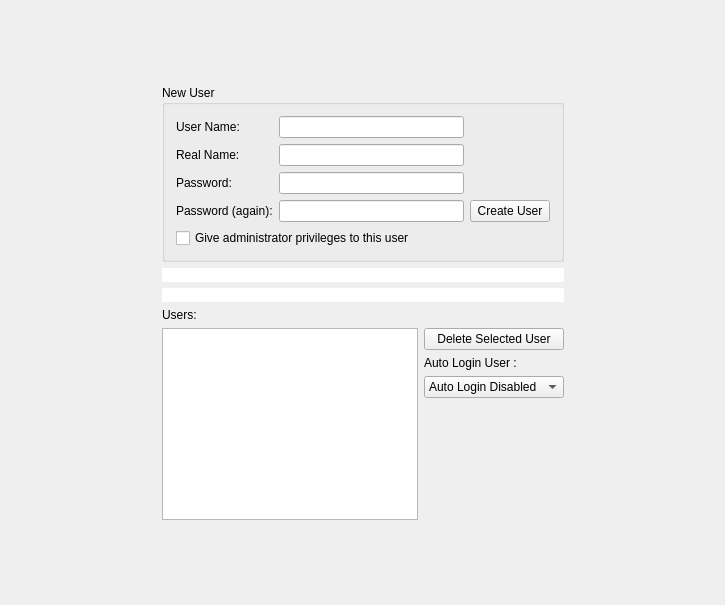
First picture: the form in yali4/gui/Ui/setupuserswidget.ui, repository dadas45li/yali, before the edit.
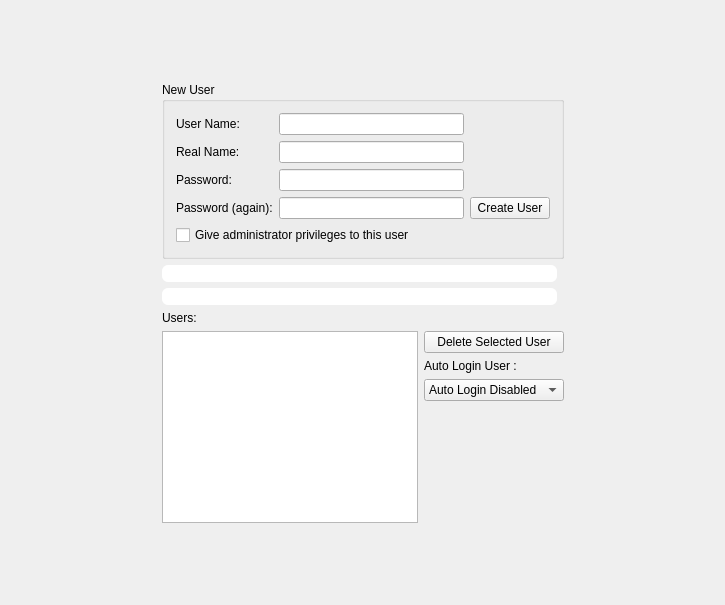
Second picture: the form after the edit. Icons and pictures are not drawn.

The edit to the form file:
```diff
--- a/yali4/gui/Ui/setupuserswidget.ui
+++ b/yali4/gui/Ui/setupuserswidget.ui
@@ -171,9 +171,14 @@
     </spacer>
    </item>
    <item row="2" column="1" >
+    <layout class="QGridLayout" >
+     <property name="horizontalSpacing" >
+      <number>0</number>
+     </property>
+     <item row="0" column="0" >
     <widget class="QLabel" name="pass_error" >
      <property name="styleSheet" >
-      <string>border-radius:8px;background-color:white;</string>
+        <string>border-radius:6px;background-color:white;</string>
      </property>
      <property name="text" >
       <string/>
@@ -189,10 +194,29 @@
      </property>
     </widget>
    </item>
-   <item row="3" column="1" >
+     <item rowspan="2" row="0" column="1" >
+      <widget class="QLabel" name="label" >
+       <property name="sizePolicy" >
+        <sizepolicy vsizetype="Fixed" hsizetype="Fixed" >
+         <horstretch>0</horstretch>
+         <verstretch>0</verstretch>
+        </sizepolicy>
+       </property>
+       <property name="minimumSize" >
+        <size>
+         <width>0</width>
+         <height>40</height>
+        </size>
+       </property>
+       <property name="text" >
+        <string/>
+       </property>
+      </widget>
+     </item>
+     <item row="1" column="0" >
     <widget class="QLabel" name="caps_error" >
      <property name="styleSheet" >
-      <string>border-radius:8px;background-color:white;</string>
+        <string>border-radius:6px;background-color:white;</string>
      </property>
      <property name="text" >
       <string/>
@@ -208,7 +232,9 @@
      </property>
     </widget>
    </item>
-   <item row="4" column="1" >
+    </layout>
+   </item>
+   <item row="3" column="1" >
     <widget class="QLabel" name="textLabel2" >
      <property name="text" >
       <string>Users:</string>
@@ -218,7 +244,7 @@
      </property>
     </widget>
    </item>
-   <item row="5" column="0" >
+   <item row="4" column="0" >
     <spacer>
      <property name="orientation" >
       <enum>Qt::Horizontal</enum>
@@ -234,7 +260,7 @@
      </property>
     </spacer>
    </item>
-   <item row="5" column="1" >
+   <item row="4" column="1" >
     <layout class="QGridLayout" >
      <item row="1" column="1" >
       <spacer>
@@ -287,7 +313,7 @@
      </item>
     </layout>
    </item>
-   <item row="5" column="2" >
+   <item row="4" column="2" >
     <spacer>
      <property name="orientation" >
       <enum>Qt::Horizontal</enum>
@@ -303,7 +329,7 @@
      </property>
     </spacer>
    </item>
-   <item row="6" column="1" >
+   <item row="5" column="1" >
     <spacer>
      <property name="orientation" >
       <enum>Qt::Vertical</enum>
```
Lines whose indentation alone changed are shown as unchanged.
